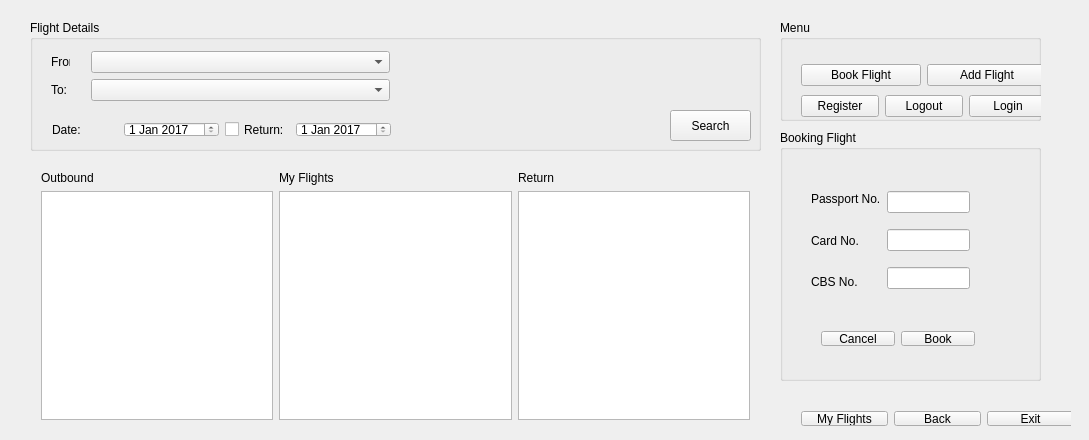
The window that mainwindow.ui (TomMendham/Takeoff) describes before a commit, drawn with Qt 5.
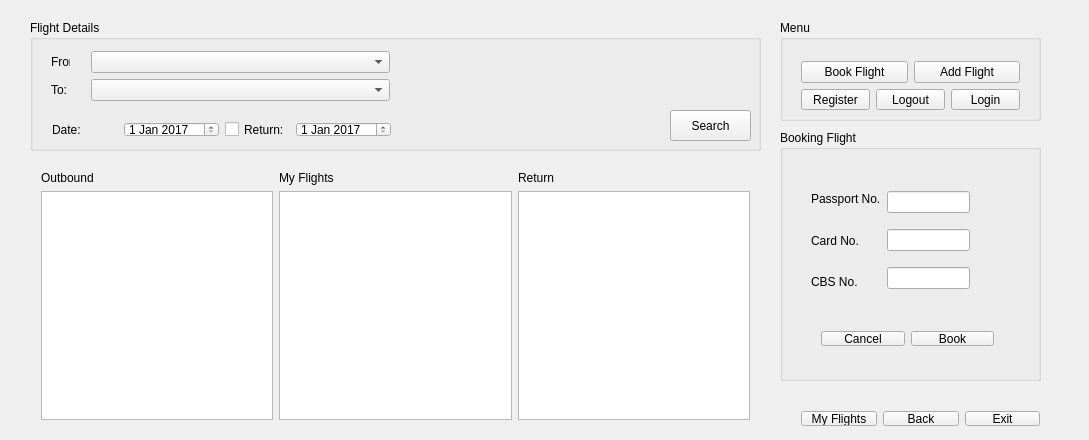
The same window after the commit. The open tabs and pages were chosen to show the change. Icons and pictures are not drawn.

Patch:
```diff
--- a/mainwindow.ui
+++ b/mainwindow.ui
@@ -465,7 +465,7 @@
           <rect>
            <x>30</x>
            <y>190</y>
-           <width>176</width>
+           <width>195</width>
            <height>37</height>
           </rect>
          </property>
@@ -774,8 +774,8 @@
         <rect>
          <x>10</x>
          <y>30</y>
-         <width>268</width>
-         <height>82</height>
+         <width>241</width>
+         <height>71</height>
         </rect>
        </property>
        <layout class="QVBoxLayout" name="verticalLayout_19">
@@ -830,7 +830,7 @@
        <rect>
         <x>770</x>
         <y>390</y>
-        <width>295</width>
+        <width>261</width>
         <height>37</height>
        </rect>
       </property>
```
Left out of the diff: 2 changed lines with no effect on the pictures.
